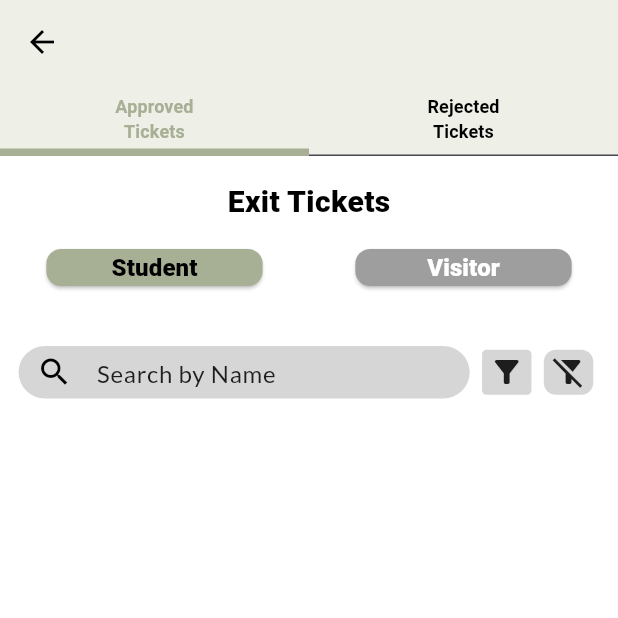
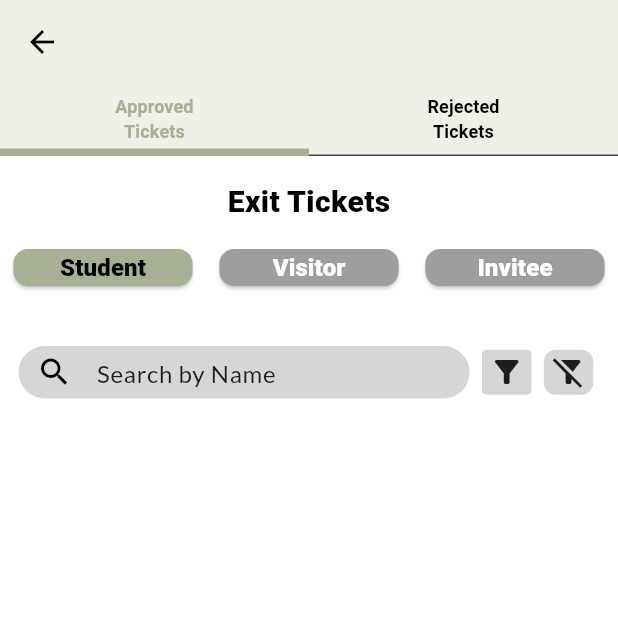
Before and after one commit to Patel-Het03/DEP24-P13-Campus-InOut-Management-App, a Flutter app: the GuardTabs screen opened directly with empty values, on a phone screen of 412 x 824 dp, the top half of it. Run offline on Flutter 3.47's test engine with Material 3 defaults, Android fonts, the phone set to English and light mode, and no system bars; our stand-ins replace animated_theme_switcher, charts_flutter, cloud_firestore, dropdown_search, file_picker, firebase_auth and 12 more; missing offline and left inert: cloud_firestore_web, firebase_auth_web, firebase_core_web, image_picker_for_web, qrscan, shared_preferences_web; accounts and stored records are empty; network calls fail.

Commit message:
adding invitee

```diff
--- a/my_gate_app/lib/screens/guard/ticket_screen.dart
+++ b/my_gate_app/lib/screens/guard/ticket_screen.dart
@@ -25,7 +25,7 @@ class TicketScreen extends StatefulWidget {
   State<TicketScreen> createState() => _TicketScreenState();
 }
 
-enum User { student, visitor }
+enum User { student, visitor,invitee }
 
 class _TicketScreenState extends State<TicketScreen> {
   String searchQuery = '';
@@ -252,7 +252,7 @@ class _TicketScreenState extends State<TicketScreen> {
               //   width: MediaQuery.of(context).size.width * 0.07,
               // ),
               SizedBox(
-                width: MediaQuery.of(context).size.width * 0.35,
+                width: MediaQuery.of(context).size.width * 0.29,
                 height: MediaQuery.of(context).size.height * 0.03,
                 child: ElevatedButton(
                   onPressed: () {
@@ -285,7 +285,7 @@ class _TicketScreenState extends State<TicketScreen> {
               //   width: MediaQuery.of(context).size.width * 0.07,
               // ),
               SizedBox(
-                width: MediaQuery.of(context).size.width * 0.35,
+                width: MediaQuery.of(context).size.width * 0.29,
                 height: MediaQuery.of(context).size.height * 0.03,
                 child: ElevatedButton(
                   onPressed: () {
@@ -303,6 +303,36 @@ class _TicketScreenState extends State<TicketScreen> {
                   child: Text(
                     "Visitor",
                     style: (_person == User.visitor)
+                        ? GoogleFonts.mPlusRounded1c(
+                            fontSize: 16,
+                            fontWeight: FontWeight.w800,
+                            color: Colors.black)
+                        : GoogleFonts.mPlusRounded1c(
+                            fontSize: 16,
+                            fontWeight: FontWeight.w800,
+                            color: Colors.white),
+                  ),
+                ),
+              ),
+              SizedBox(
+                width: MediaQuery.of(context).size.width * 0.29,
+                height: MediaQuery.of(context).size.height * 0.03,
+                child: ElevatedButton(
+                  onPressed: () {
+                    _togglePerson(User.invitee);
+                  },
+                  style: ElevatedButton.styleFrom(
+                    backgroundColor: (_person == User.invitee)
+                        ? hexToColor(guardColors[1])
+                        : Colors.grey,
+                    shape: RoundedRectangleBorder(
+                      borderRadius: BorderRadius.circular(
+                          10.0), // Adjust the radius as needed
+                    ),
+                  ),
+                  child: Text(
+                    "Invitee",
+                    style: (_person == User.invitee)
                         ? GoogleFonts.mPlusRounded1c(
                             fontSize: 16,
                             fontWeight: FontWeight.w800,
```
